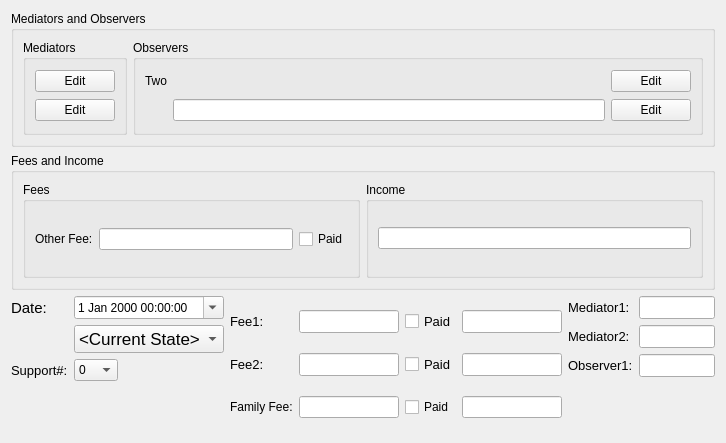
This is drc/gui/mediationsessionform.ui in lansdon/cpts483_drc as Qt 5 draws it before an edit. The edited form follows.
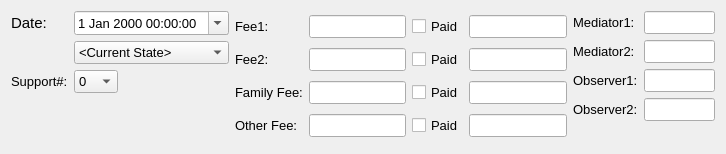
This is the edited form.

What changed in the file:
```diff
--- a/drc/gui/mediationsessionform.ui
+++ b/drc/gui/mediationsessionform.ui
@@ -7,7 +7,7 @@
     <x>0</x>
     <y>0</y>
     <width>726</width>
-    <height>443</height>
+    <height>154</height>
    </rect>
   </property>
   <property name="sizePolicy">
@@ -26,118 +26,6 @@
    <string>Mediation Session</string>
   </property>
   <layout class="QVBoxLayout" name="verticalLayout">
-   <item>
-    <widget class="QGroupBox" name="groupBox_4">
-     <property name="title">
-      <string>Mediators and Observers</string>
-     </property>
-     <layout class="QHBoxLayout" name="horizontalLayout">
-      <item>
-       <widget class="QGroupBox" name="groupBox_5">
-        <property name="title">
-         <string>Mediators</string>
-        </property>
-        <layout class="QGridLayout" name="gridLayout_3">
-         <item row="0" column="2">
-          <widget class="QPushButton" name="mediator1EditPushButton">
-           <property name="text">
-            <string>Edit</string>
-           </property>
-          </widget>
-         </item>
-         <item row="1" column="2">
-          <widget class="QPushButton" name="mediator2EditPushButton">
-           <property name="text">
-            <string>Edit</string>
-           </property>
-          </widget>
-         </item>
-        </layout>
-       </widget>
-      </item>
-      <item>
-       <widget class="QGroupBox" name="groupBox_6">
-        <property name="title">
-         <string>Observers</string>
-        </property>
-        <layout class="QGridLayout" name="gridLayout_4">
-         <item row="1" column="1">
-          <widget class="QLineEdit" name="Observer2lineEdit"/>
-         </item>
-         <item row="0" column="2">
-          <widget class="QPushButton" name="observer1EditPushButton">
-           <property name="text">
-            <string>Edit</string>
-           </property>
-          </widget>
-         </item>
-         <item row="1" column="2">
-          <widget class="QPushButton" name="observer2EditPushButton">
-           <property name="text">
-            <string>Edit</string>
-           </property>
-          </widget>
-         </item>
-         <item row="0" column="0">
-          <widget class="QLabel" name="label_9">
-           <property name="text">
-            <string>Two</string>
-           </property>
-          </widget>
-         </item>
-        </layout>
-       </widget>
-      </item>
-     </layout>
-    </widget>
-   </item>
-   <item>
-    <widget class="QGroupBox" name="groupBox_2">
-     <property name="title">
-      <string>Fees and Income</string>
-     </property>
-     <layout class="QHBoxLayout" name="horizontalLayout_2">
-      <item>
-       <widget class="QGroupBox" name="FeesGroupBox">
-        <property name="title">
-         <string>Fees</string>
-        </property>
-        <layout class="QGridLayout" name="gridLayout_6">
-         <item row="8" column="0" rowspan="3">
-          <widget class="QLabel" name="label_5">
-           <property name="text">
-            <string>Other Fee:</string>
-           </property>
-          </widget>
-         </item>
-         <item row="9" column="1">
-          <widget class="QLineEdit" name="OtherFeeLineEdit"/>
-         </item>
-         <item row="9" column="2">
-          <widget class="QCheckBox" name="OtherFeePaidCheckBox">
-           <property name="text">
-            <string>Paid</string>
-           </property>
-          </widget>
-         </item>
-        </layout>
-       </widget>
-      </item>
-      <item>
-       <widget class="QGroupBox" name="IncomeGroupBox">
-        <property name="title">
-         <string>Income</string>
-        </property>
-        <layout class="QVBoxLayout" name="verticalLayout_2">
-         <item>
-          <widget class="QLineEdit" name="incomeFeeOtherLineEdit"/>
-         </item>
-        </layout>
-       </widget>
-      </item>
-     </layout>
-    </widget>
-   </item>
    <item>
     <layout class="QHBoxLayout" name="horizontalLayout_5">
      <item>
@@ -162,6 +50,11 @@
            <verstretch>0</verstretch>
           </sizepolicy>
          </property>
+         <property name="font">
+          <font>
+           <pointsize>10</pointsize>
+          </font>
+         </property>
          <property name="calendarPopup">
           <bool>true</bool>
          </property>
@@ -187,6 +80,11 @@
            <verstretch>0</verstretch>
           </sizepolicy>
          </property>
+         <property name="font">
+          <font>
+           <pointsize>10</pointsize>
+          </font>
+         </property>
          <item>
           <property name="text">
            <string>0</string>
@@ -248,7 +146,7 @@
         <widget class="QComboBox" name="stateComboBox">
          <property name="font">
           <font>
-           <pointsize>13</pointsize>
+           <pointsize>10</pointsize>
           </font>
          </property>
          <item>
@@ -283,6 +181,18 @@
          </property>
         </widget>
        </item>
+       <item row="2" column="0">
+        <widget class="QLabel" name="label_4">
+         <property name="font">
+          <font>
+           <pointsize>10</pointsize>
+          </font>
+         </property>
+         <property name="text">
+          <string>Family Fee:</string>
+         </property>
+        </widget>
+       </item>
        <item row="1" column="1">
         <widget class="QLineEdit" name="Fee2LineEdit">
          <property name="font">
@@ -316,6 +226,15 @@
          </property>
         </widget>
        </item>
+       <item row="2" column="1">
+        <widget class="QLineEdit" name="FamilyFeeLineEdit">
+         <property name="font">
+          <font>
+           <pointsize>10</pointsize>
+          </font>
+         </property>
+        </widget>
+       </item>
        <item row="0" column="3">
         <widget class="QLineEdit" name="incomeFee1LineEdit">
          <property name="font">
@@ -325,46 +244,89 @@
          </property>
         </widget>
        </item>
-       <item row="0" column="1">
-        <widget class="QLineEdit" name="Fee1LineEdit">
-         <property name="font">
-          <font>
-           <pointsize>10</pointsize>
-          </font>
-         </property>
-        </widget>
-       </item>
-       <item row="0" column="0">
-        <widget class="QLabel" name="label_2">
-         <property name="font">
-          <font>
-           <pointsize>10</pointsize>
-          </font>
-         </property>
-         <property name="text">
-          <string>Fee1:</string>
-         </property>
-        </widget>
-       </item>
-       <item row="2" column="0">
-        <widget class="QLabel" name="label_4">
-         <property name="text">
-          <string>Family Fee:</string>
-         </property>
-        </widget>
-       </item>
-       <item row="2" column="1">
-        <widget class="QLineEdit" name="FamilyFeeLineEdit"/>
-       </item>
        <item row="2" column="2">
         <widget class="QCheckBox" name="FamilyFeePaidCheckBox">
+         <property name="font">
+          <font>
+           <pointsize>10</pointsize>
+          </font>
+         </property>
          <property name="text">
           <string>Paid</string>
          </property>
         </widget>
        </item>
        <item row="2" column="3">
-        <widget class="QLineEdit" name="incomeFeeFamilyLineEdit"/>
+        <widget class="QLineEdit" name="incomeFeeFamilyLineEdit">
+         <property name="font">
+          <font>
+           <pointsize>10</pointsize>
+          </font>
+         </property>
+        </widget>
+       </item>
+       <item row="0" column="1">
+        <widget class="QLineEdit" name="Fee1LineEdit">
+         <property name="font">
+          <font>
+           <pointsize>10</pointsize>
+          </font>
+         </property>
+        </widget>
+       </item>
+       <item row="0" column="0">
+        <widget class="QLabel" name="label_2">
+         <property name="font">
+          <font>
+           <pointsize>10</pointsize>
+          </font>
+         </property>
+         <property name="text">
+          <string>Fee1:</string>
+         </property>
+        </widget>
+       </item>
+       <item row="3" column="0">
+        <widget class="QLabel" name="label_5">
+         <property name="font">
+          <font>
+           <pointsize>10</pointsize>
+          </font>
+         </property>
+         <property name="text">
+          <string>Other Fee:</string>
+         </property>
+        </widget>
+       </item>
+       <item row="3" column="1">
+        <widget class="QLineEdit" name="OtherFeeLineEdit">
+         <property name="font">
+          <font>
+           <pointsize>10</pointsize>
+          </font>
+         </property>
+        </widget>
+       </item>
+       <item row="3" column="2">
+        <widget class="QCheckBox" name="OtherFeePaidCheckBox">
+         <property name="font">
+          <font>
+           <pointsize>10</pointsize>
+          </font>
+         </property>
+         <property name="text">
+          <string>Paid</string>
+         </property>
+        </widget>
+       </item>
+       <item row="3" column="3">
+        <widget class="QLineEdit" name="incomeFeeOtherLineEdit">
+         <property name="font">
+          <font>
+           <pointsize>10</pointsize>
+          </font>
+         </property>
+        </widget>
        </item>
       </layout>
      </item>
@@ -433,6 +395,27 @@
          </property>
         </widget>
        </item>
+       <item row="4" column="0">
+        <widget class="QLabel" name="label_9">
+         <property name="font">
+          <font>
+           <pointsize>10</pointsize>
+          </font>
+         </property>
+         <property name="text">
+          <string>Observer2:</string>
+         </property>
+        </widget>
+       </item>
+       <item row="4" column="1">
+        <widget class="QLineEdit" name="Observer2lineEdit">
+         <property name="font">
+          <font>
+           <pointsize>10</pointsize>
+          </font>
+         </property>
+        </widget>
+       </item>
       </layout>
      </item>
     </layout>
```
